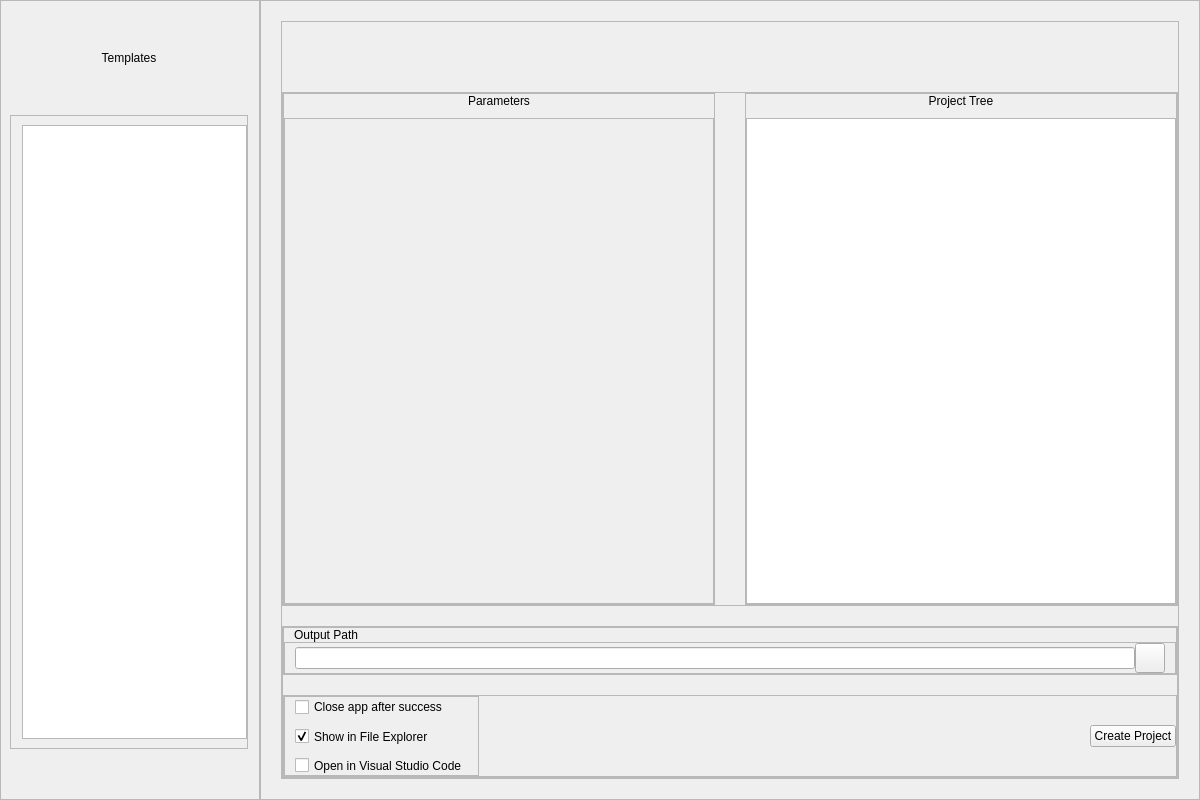
KrazyManJ/templatoron, file app/design/main_window.ui: the form before one commit.
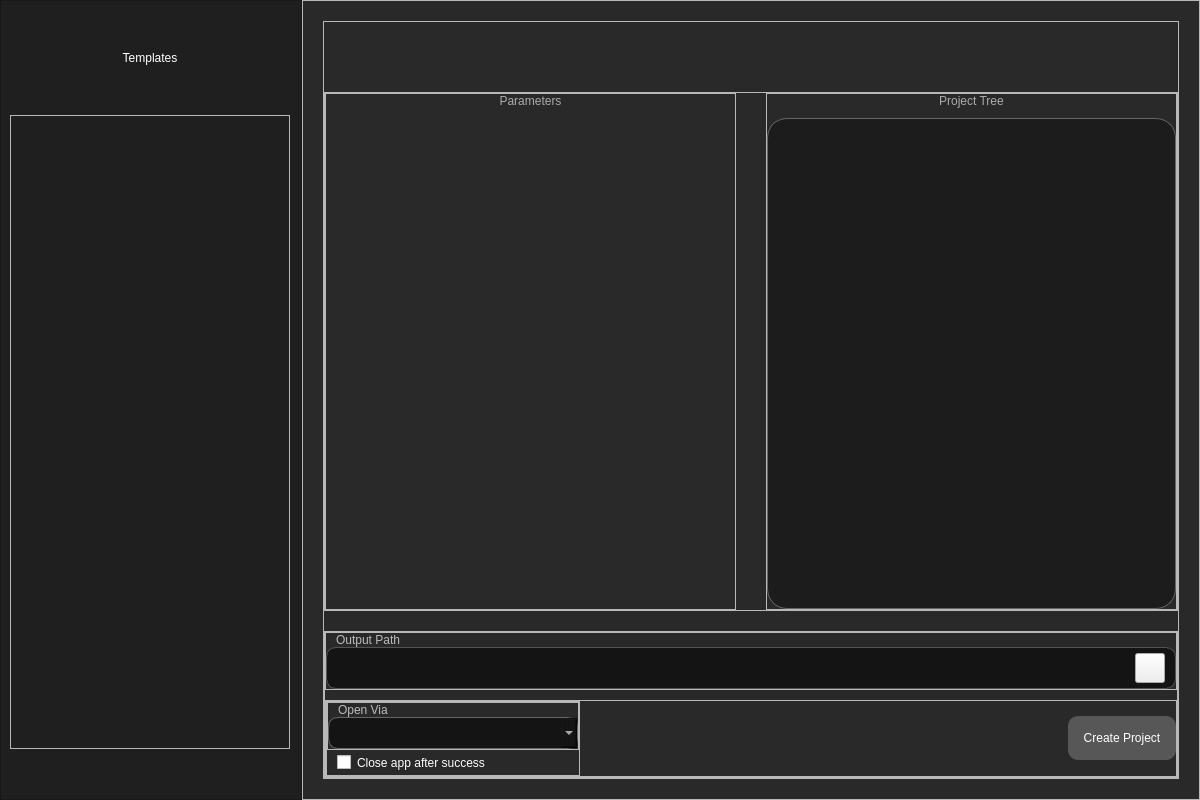
The form after the commit. Icons and pictures are not drawn.

Commit message: Added open via selection combo box

The edit to the form file:
```diff
--- a/app/design/main_window.ui
+++ b/app/design/main_window.ui
@@ -32,9 +32,6 @@
 	color: white;
 	font: 25pt &quot;Inter&quot;;
 }
-#BottomFrame {
-	max-height: 150px;
-}
 #OutputPathFrame {
 	background: #141414;
 	max-height: 40px;
@@ -85,13 +82,6 @@
 	border : 1px solid #666;
 	color: white;
 }
-#TemplateListView::item:selected &gt; * {
-    background-color: transparent;
-}
-#TemplateListView::item:selected QIcon {
-    background-color: transparent;
-    border: none;
-}
 QScrollBar:vertical{
 	width: 20px;
 	right: 20px;
@@ -157,6 +147,32 @@
 #DirectoryDisplayLabel, #VariableListLabel{
 	font: 13pt &quot;Inter&quot;;
 	color: #aaa;
+}
+#ComboOpenVia {
+	border: 1px solid #666;
+	border-radius: 10px;
+	padding: 7px;
+	background: #141414;
+	color: white;
+	font: 10pt &quot;Inter&quot;;
+}
+#ComboOpenVia::drop-down  {
+	border: none;
+	image: none;
+	outline: none;
+	background: transparent;
+}
+#ComboOpenVia QListView {
+	background: #141414;
+	outline: 0;
+	color:white;
+	padding: 2px;
+    selection-background-color: #2B2B2B;
+    border: 1px solid #666;
+	border-radius: 10px;
+}
+#CheckCloseApp {
+	margin-left: 10px 5px;
 }</string>
   </property>
   <layout class="QHBoxLayout" name="horizontalLayout">
@@ -263,6 +279,9 @@
      <property name="cursor">
       <cursorShape>ArrowCursor</cursorShape>
      </property>
+     <property name="styleSheet">
+      <string notr="true"/>
+     </property>
      <property name="frameShape">
       <enum>QFrame::StyledPanel</enum>
      </property>
@@ -496,7 +515,7 @@
            <property name="maximumSize">
             <size>
              <width>16777215</width>
-             <height>152</height>
+             <height>16777215</height>
             </size>
            </property>
            <property name="frameShape">
@@ -507,7 +526,7 @@
            </property>
            <layout class="QVBoxLayout" name="verticalLayout_3">
             <property name="spacing">
-             <number>20</number>
+             <number>10</number>
             </property>
             <property name="leftMargin">
              <number>0</number>
@@ -523,6 +542,12 @@
             </property>
             <item>
              <widget class="QFrame" name="OutputPathHolder">
+              <property name="maximumSize">
+               <size>
+                <width>16777215</width>
+                <height>16777215</height>
+               </size>
+              </property>
               <property name="frameShape">
                <enum>QFrame::StyledPanel</enum>
               </property>
@@ -547,11 +572,23 @@
                </property>
                <item>
                 <widget class="QLabel" name="OutputPathLabel">
+                 <property name="sizePolicy">
+                  <sizepolicy hsizetype="Preferred" vsizetype="Preferred">
+                   <horstretch>0</horstretch>
+                   <verstretch>0</verstretch>
+                  </sizepolicy>
+                 </property>
+                 <property name="maximumSize">
+                  <size>
+                   <width>16777215</width>
+                   <height>16777215</height>
+                  </size>
+                 </property>
                  <property name="text">
                   <string>Output Path</string>
                  </property>
                  <property name="margin">
-                  <number>3</number>
+                  <number>0</number>
                  </property>
                  <property name="indent">
                   <number>10</number>
@@ -629,6 +666,9 @@
                <enum>QFrame::Raised</enum>
               </property>
               <layout class="QHBoxLayout" name="horizontalLayout_3">
+               <property name="spacing">
+                <number>10</number>
+               </property>
                <property name="leftMargin">
                 <number>0</number>
                </property>
@@ -649,46 +689,82 @@
                  <property name="frameShadow">
                   <enum>QFrame::Raised</enum>
                  </property>
-                 <layout class="QGridLayout" name="gridLayout">
+                 <layout class="QVBoxLayout" name="verticalLayout_10">
+                  <property name="spacing">
+                   <number>5</number>
+                  </property>
                   <property name="leftMargin">
-                   <number>10</number>
+                   <number>0</number>
                   </property>
                   <property name="topMargin">
                    <number>0</number>
                   </property>
                   <property name="rightMargin">
-                   <number>10</number>
+                   <number>0</number>
                   </property>
                   <property name="bottomMargin">
-                   <number>0</number>
+                   <number>5</number>
                   </property>
-                  <property name="horizontalSpacing">
-                   <number>20</number>
-                  </property>
-                  <property name="verticalSpacing">
-                   <number>10</number>
-                  </property>
-                  <item row="2" column="0">
-                   <widget class="QCheckBox" name="CheckVSCode">
-                    <property name="enabled">
-                     <bool>true</bool>
+                  <item>
+                   <widget class="QFrame" name="OpenViaFrame">
+                    <property name="frameShape">
+                     <enum>QFrame::StyledPanel</enum>
                     </property>
-                    <property name="text">
-                     <string>Open in Visual Studio Code</string>
+                    <property name="frameShadow">
+                     <enum>QFrame::Raised</enum>
                     </property>
+                    <layout class="QVBoxLayout" name="verticalLayout_11">
+                     <property name="spacing">
+                      <number>0</number>
+                     </property>
+                     <property name="leftMargin">
+                      <number>0</number>
+                     </property>
+                     <property name="topMargin">
+                      <number>0</number>
+                     </property>
+                     <property name="rightMargin">
+                      <number>0</number>
+                     </property>
+                     <property name="bottomMargin">
+                      <number>0</number>
+                     </property>
+                     <item>
+                      <widget class="QLabel" name="OpenViaLabel">
+                       <property name="text">
+                        <string>Open Via</string>
+                       </property>
+                       <property name="margin">
+                        <number>0</number>
+                       </property>
+                       <property name="indent">
+                        <number>10</number>
+                       </property>
+                      </widget>
+                     </item>
+                     <item>
+                      <widget class="QComboBox" name="ComboOpenVia">
+                       <property name="minimumSize">
+                        <size>
+                         <width>250</width>
+                         <height>0</height>
+                        </size>
+                       </property>
+                       <property name="editable">
+                        <bool>false</bool>
+                       </property>
+                       <property name="currentText">
+                        <string/>
+                       </property>
+                       <property name="frame">
+                        <bool>true</bool>
+                       </property>
+                      </widget>
+                     </item>
+                    </layout>
                    </widget>
                   </item>
-                  <item row="1" column="0">
-                   <widget class="QCheckBox" name="CheckFileExplorer">
-                    <property name="text">
-                     <string>Show in File Explorer</string>
-                    </property>
-                    <property name="checked">
-                     <bool>true</bool>
-                    </property>
-                   </widget>
-                  </item>
-                  <item row="0" column="0">
+                  <item>
                    <widget class="QCheckBox" name="CheckCloseApp">
                     <property name="text">
                      <string>Close app after success</string>
```
The commit also changes 9 other files.
